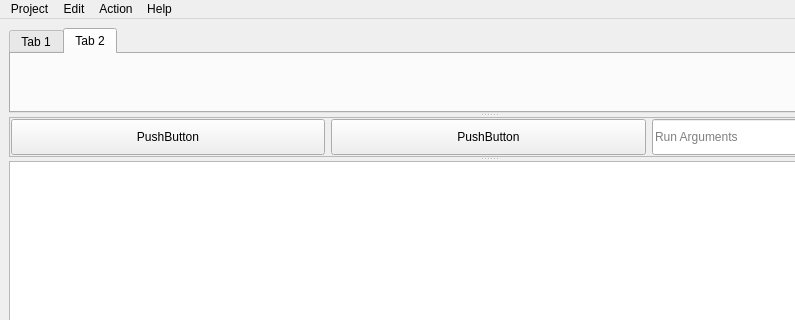
This is xxx/src/main/MainWindow.ui in traviswp/CS493_adagide as Qt 5 draws it before an edit; both pictures show x 0 to 795 and y 0 to 320 of the 977 by 531 pixel window. The edited form follows.
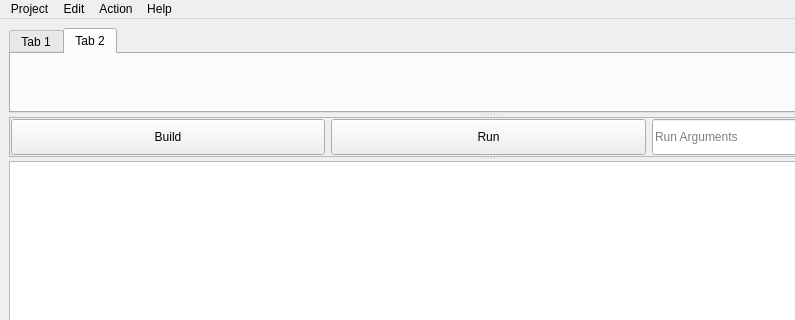
This is the edited form. Icons and pictures are not drawn. Custom widgets are drawn as their Qt base class.

The edit to the form file:
```diff
--- a/xxx/src/main/MainWindow.ui
+++ b/xxx/src/main/MainWindow.ui
@@ -106,7 +106,11 @@
            </sizepolicy>
           </property>
           <property name="text">
-           <string>PushButton</string>
+           <string>Build</string>
+          </property>
+          <property name="icon">
+           <iconset theme="build" resource="../../resources/cs140adagide.qrc">
+            <normaloff>:/icons/theme/build</normaloff>:/icons/theme/build</iconset>
           </property>
          </widget>
         </item>
@@ -119,7 +123,11 @@
            </sizepolicy>
           </property>
           <property name="text">
-           <string>PushButton</string>
+           <string>Run</string>
+          </property>
+          <property name="icon">
+           <iconset theme="run" resource="../../resources/cs140adagide.qrc">
+            <normaloff>:/icons/theme/run</normaloff>:/icons/theme/run</iconset>
           </property>
          </widget>
         </item>
```
Left out of the diff: 28 changed lines with no effect on the pictures.
